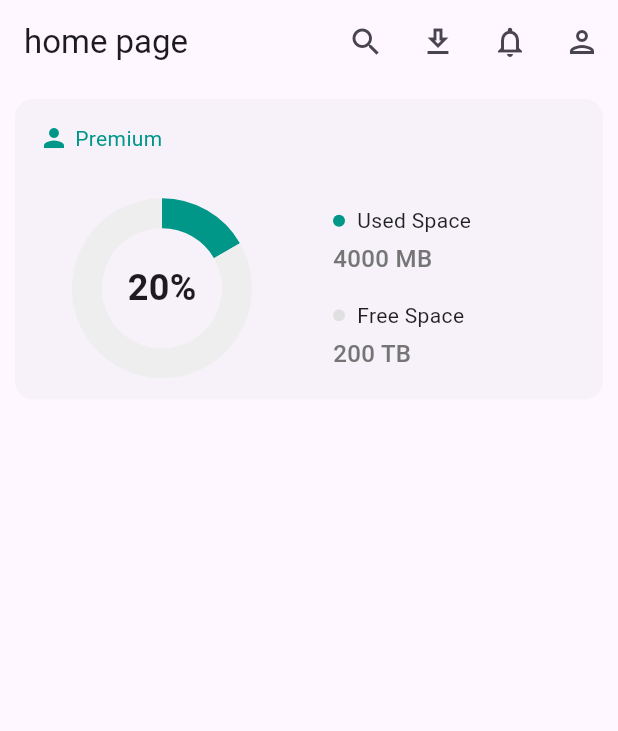
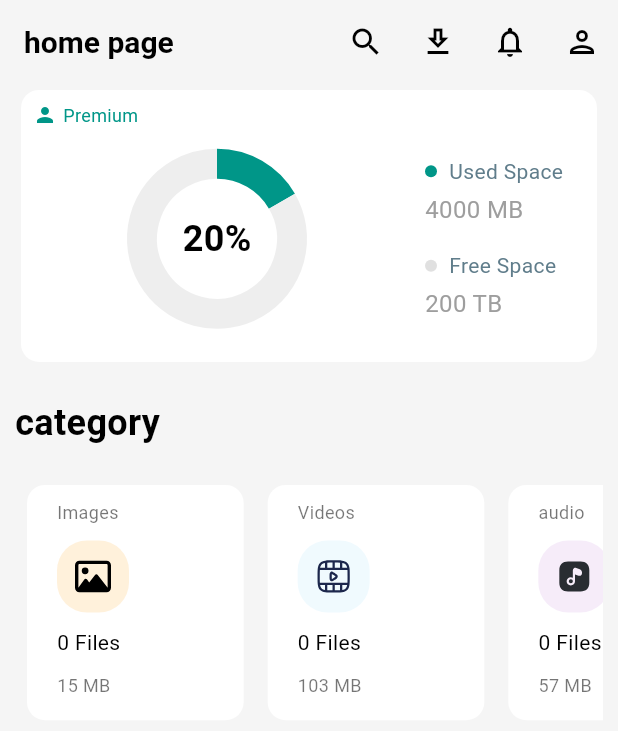
Before and after one commit to Pepsi-Dota2/sabaiydev, a Flutter app: the screen it shows after launch, on a phone screen of 412 x 824 dp. Shown: the top 731 px of the screen. Run offline on Flutter 3.47's test engine with Material 3 defaults, Android fonts, the light colour scheme and no system bars; drawn by our look-alikes of fl_chart; our stand-ins replace auto_route, easy_localization, flutter_svg, gap, get_it, injectable; generated files the repository leaves out were written again.

Commit message:
feat add category card

```diff
--- a/lib/main.dart
+++ b/lib/main.dart
@@ -2,6 +2,7 @@ import 'package:easy_localization/easy_localization.dart';
 import 'package:flutter/material.dart';
 import 'package:sabaiydev/src/core/config/DI/config.dart';
 import 'package:sabaiydev/src/core/config/router/router.dart';
+import 'package:sabaiydev/src/core/config/themes/theme.dart';
 
 void main() async {
   await configureDependencies();
@@ -22,6 +23,8 @@ class MyHomePage extends StatelessWidget {
   @override
   Widget build(BuildContext context) {
     return MaterialApp.router(
+      theme: GlobalThemeData.lightThemeData,
+       themeMode: ThemeMode.system,
         // localizationsDelegates: context.localizationDelegates,
         localizationsDelegates: [
           EasyLocalization.of(context)!.delegate,
--- /dev/null
+++ b/lib/src/core/config/constant/app_color.dart
@@ -0,0 +1,11 @@
+import 'dart:ui';
+
+class AppColors {
+  static const Color primary = Color(0xFF1E88E5); // Example: Blue
+  static const Color lightPurple = Color(0xFFD1A1E2); // Light Purple
+  static const Color lightBlue = Color(0xFF80D4FF); // Light Blue
+  static const Color lightTeal = Color(0xFF80E0E0); // Light Teal
+  static const Color lightBlue2 = Color(0xFFB3E5FC); // Another Light Blue
+  static const Color lightOrange = Color(0xFFFFB74D); // Light Orange
+  static const Color lightGrey = Color(0xFFF5F5F5); // Light Grey
+}
--- /dev/null
+++ b/lib/src/core/config/constant/constant.dart
@@ -0,0 +1,38 @@
+import 'package:flutter/material.dart';
+
+class AppTextStyles {
+  static const TextStyle heading1 = TextStyle(
+    fontSize: 24,
+    fontWeight: FontWeight.bold,
+    color: Colors.black,
+  );
+
+  static const TextStyle heading2 = TextStyle(
+    fontSize: 20,
+    fontWeight: FontWeight.w600,
+    color: Colors.black87,
+  );
+
+  static const TextStyle bodyText = TextStyle(
+    fontSize: 16,
+    fontWeight: FontWeight.normal,
+    color: Colors.grey,
+  );
+
+  static const TextStyle description = TextStyle(
+    fontSize: 14,
+    fontWeight: FontWeight.normal,
+    color: Colors.blueGrey,
+  );
+
+  static const TextStyle caption = TextStyle(
+    fontSize: 12,
+    fontWeight: FontWeight.w400,
+    color: Colors.black54,
+  );
+    static const TextStyle premium = TextStyle(
+    fontSize: 12,
+    fontWeight: FontWeight.w400,
+    color: Colors.teal,
+  );
+}
--- a/lib/src/core/config/constant/enum.dart
+++ b/lib/src/core/config/constant/enum.dart
@@ -1,3 +1,29 @@
+import 'dart:ui';
+
+import 'package:sabaiydev/src/core/config/constant/app_color.dart';
+
 enum DataStatus { initial, loading, success, failure, error }
 
 enum BottomNavigation { home , file , share , short}
+
+enum CategoryType {
+  imagesFile,
+  video,
+  audio,
+  application,
+  other;
+  Color get backgroundColor {
+    switch (this) {
+      case CategoryType.imagesFile:
+        return AppColors.lightOrange; // Light pink
+      case CategoryType.video:
+        return AppColors.lightBlue2; // Light blue
+      case CategoryType.audio:
+        return AppColors.lightPurple; // Light green
+      case CategoryType.application:
+        return AppColors.lightTeal; // Light orange
+      case CategoryType.other:
+        return AppColors.lightBlue2; // Light gray
+    }
+  }
+}
--- /dev/null
+++ b/lib/src/core/config/constant/images_path.dart
@@ -0,0 +1,7 @@
+class AppImages {
+  static const String fileImage = "assets/images/file-image.svg";
+  static const String videoImage = "assets/images/video-image.svg";
+  static const String audioImage = "assets/images/audio.svg";
+  static const String applicationImages = "assets/images/application.svg";
+  static const String otherFile = "assets/images/other.svg";
+}
--- /dev/null
+++ b/lib/src/core/config/themes/theme.dart
@@ -0,0 +1,56 @@
+import 'package:flutter/material.dart';
+
+class GlobalThemeData {
+  static final Color _lightFocusColor = Colors.black.withOpacity(0.12);
+  static final Color _darkFocusColor = Colors.white.withOpacity(0.12);
+
+  // Light and Dark Theme Data
+  static ThemeData lightThemeData =
+      themeData(lightColorScheme, _lightFocusColor);
+  static ThemeData darkThemeData = themeData(darkColorScheme, _darkFocusColor);
+
+  // Function to return ThemeData
+  static ThemeData themeData(ColorScheme colorScheme, Color focusColor) {
+    return ThemeData(
+      colorScheme: colorScheme,
+      focusColor: focusColor,
+      scaffoldBackgroundColor:
+          colorScheme.onPrimary, // Background color for the app
+      appBarTheme: AppBarTheme(
+        backgroundColor: colorScheme.onPrimary, // Background color for AppBar
+        titleTextStyle: TextStyle(
+          color: colorScheme.onSecondary,
+          fontWeight: FontWeight.bold,
+          fontSize: 20,
+        ),
+        elevation: 0,
+      ),
+    );
+  }
+
+  // Light Color Scheme
+  static const ColorScheme lightColorScheme = ColorScheme(
+    brightness: Brightness.light,
+    primary: Colors.white,
+    onPrimary: Color(0xFFF5F5F5),
+    surface: Colors.white,
+    onSurface: Colors.black,
+    error: Colors.redAccent,
+    onError: Colors.white,
+    secondary: Color(0xFF03DAC5),
+    onSecondary: Colors.black,
+  );
+
+  // Dark Color Scheme
+  static const ColorScheme darkColorScheme = ColorScheme(
+    brightness: Brightness.dark,
+    primary: Color(0xFFBB86FC),
+    onPrimary: Color(0xFFF5F5F5),
+    surface: Color(0xFF1E1E1E),
+    onSurface: Colors.white,
+    error: Colors.redAccent,
+    onError: Colors.black,
+    secondary: Color(0xFF03DAC5),
+    onSecondary: Colors.black,
+  );
+}
--- /dev/null
+++ b/lib/src/core/widgets/title_service.dart
@@ -0,0 +1,15 @@
+import 'package:flutter/material.dart';
+import 'package:sabaiydev/src/core/config/constant/constant.dart';
+
+class TitleServiceWidget extends StatelessWidget {
+  const TitleServiceWidget({super.key, required this.title});
+  final String title;
+
+  @override
+  Widget build(BuildContext context) {
+    return Text(
+      title,
+      style: AppTextStyles.heading1,
+    );
+  }
+}
--- /dev/null
+++ b/lib/src/module/home/domain/model/category_model.dart
@@ -0,0 +1,48 @@
+import 'package:sabaiydev/src/core/config/constant/images_path.dart';
+
+class CategoryModel {
+  final String title;
+  final String assetSvgName;
+  final int file;
+  final double sizeData;
+
+  CategoryModel({
+    required this.title,
+    required this.assetSvgName,
+    required this.file,
+    required this.sizeData,
+  });
+
+  static final List<CategoryModel> mockCategoryData = [
+    CategoryModel(
+      title: "Images",
+      assetSvgName: AppImages.fileImage,
+      file: 120,
+      sizeData: 15.4,
+    ),
+    CategoryModel(
+      title: "Videos",
+      assetSvgName: AppImages.videoImage,
+      file: 80,
+      sizeData: 102.8,
+    ),
+    CategoryModel(
+      title: "audio",
+      assetSvgName: AppImages.audioImage,
+      file: 65,
+      sizeData: 56.7,
+    ),
+    CategoryModel(
+      title: "application",
+      assetSvgName: AppImages.applicationImages,
+      file: 200,
+      sizeData: 45.3,
+    ),
+    CategoryModel(
+      title: "Others",
+      assetSvgName: AppImages.otherFile,
+      file: 50,
+      sizeData: 12.0,
+    ),
+  ];
+}
--- a/lib/src/module/home/presentation/pages/home_page.dart
+++ b/lib/src/module/home/presentation/pages/home_page.dart
@@ -1,6 +1,10 @@
 import 'package:auto_route/auto_route.dart';
 import 'package:flutter/material.dart';
+import 'package:gap/gap.dart';
+import 'package:sabaiydev/src/core/widgets/title_service.dart';
+import 'package:sabaiydev/src/module/home/domain/model/category_model.dart';
 import 'package:sabaiydev/src/module/home/domain/model/storage_model.dart';
+import 'package:sabaiydev/src/module/home/presentation/widget/categories.dart';
 import 'package:sabaiydev/src/module/home/presentation/widget/piechart_widget.dart';
 
 @RoutePage()
@@ -10,6 +14,8 @@ class HomePage extends StatelessWidget {
   @override
   Widget build(BuildContext context) {
     final StorageModel storage = StorageModel.mockStorageData;
+    final List<CategoryModel> category = CategoryModel.mockCategoryData;
+    final size = MediaQuery.of(context).size;
     return Scaffold(
       appBar: AppBar(
         title: Text("home page"),
@@ -22,6 +28,8 @@ class HomePage extends StatelessWidget {
         ],
       ),
       body: SingleChildScrollView(
+        child: Padding(
+          padding: const EdgeInsets.symmetric(horizontal: 10),
           child: Column(
             crossAxisAlignment: CrossAxisAlignment.start,
             children: [
@@ -32,8 +40,30 @@ class HomePage extends StatelessWidget {
                 usedSpace: storage.valueUsed,
                 freeSpace: storage.freeSpace,
                 calculateusePercentage: storage.calculateusePercentage,
+              ),
+              const Gap(20),
+              const TitleServiceWidget(title: "category"),
+              const Gap(20),
+              SizedBox(
+                height: size.height * 0.2,
+                child: ListView.builder(
+                  scrollDirection: Axis.horizontal,
+                  shrinkWrap: true,
+                  itemCount: category.length,
+                  itemBuilder: (BuildContext context, int index) {
+                    final CategoryModel categoryModel = category[index];
+                    return CategoriesWidget(
+                      title: categoryModel.title,
+                      assetSvgName: categoryModel.assetSvgName,
+                      sizeData: categoryModel.sizeData,
+                      index: index,
+                    );
+                  },
+                  physics: const BouncingScrollPhysics(),
+                ),
               )
             ],
+          ),
         ),
       ),
     );
--- a/lib/src/module/home/presentation/widget/categories.dart
+++ b/lib/src/module/home/presentation/widget/categories.dart
@@ -1,12 +1,60 @@
 import 'package:flutter/material.dart';
+import 'package:flutter_svg/svg.dart';
+import 'package:gap/gap.dart';
+import 'package:sabaiydev/src/core/config/constant/constant.dart';
+import 'package:sabaiydev/src/core/config/constant/enum.dart';
 
 class CategoriesWidget extends StatelessWidget {
-  const CategoriesWidget({super.key});
+  const CategoriesWidget(
+      {super.key,
+      required this.assetSvgName,
+      required this.title,
+      this.file,
+      required this.sizeData, required this.index});
+  final String assetSvgName;
+  final String title;
+  final int? file;
+  final double sizeData;
+  final int index;
 
   @override
   Widget build(BuildContext context) {
-    return Card(
-
+    final size = MediaQuery.of(context).size;
+    final bgCategory = CategoryType.values[index].backgroundColor;
+    return Padding(
+      padding: const EdgeInsets.symmetric(horizontal: 4),
+      child: SizedBox(
+        width: size.width * 0.37,
+        child: Card(
+          color: Colors.white,
+          shadowColor: Colors.white,
+          elevation: 0,
+          child: Padding(
+            padding: const EdgeInsets.symmetric(horizontal: 20, vertical: 10),
+            child: Column(
+              crossAxisAlignment: CrossAxisAlignment.start,
+              children: [
+                Text(title , style: AppTextStyles.caption,),
+                const Gap(10),
+                Container(
+                    padding: const EdgeInsets.all(12),
+                    decoration: BoxDecoration(
+                        color: bgCategory.withOpacity(0.2),
+                        borderRadius: BorderRadius.circular(20)),
+                    child: SvgPicture.asset(
+                      assetSvgName,
+                      width: 24,
+                      height: 24,
+                    )),
+                const Gap(10),
+                Text("${file ?? 0} Files"),
+                const Gap(10),
+                Text("${sizeData.toStringAsFixed(0)} MB", style: AppTextStyles.caption,)
+              ],
+            ),
+          ),
+        ),
+      ),
     );
   }
 }
--- a/lib/src/module/home/presentation/widget/piechart_widget.dart
+++ b/lib/src/module/home/presentation/widget/piechart_widget.dart
@@ -1,5 +1,6 @@
 import 'package:fl_chart/fl_chart.dart';
 import 'package:flutter/material.dart';
+import 'package:sabaiydev/src/core/config/constant/constant.dart';
 
 class PieChartWidget extends StatelessWidget {
   const PieChartWidget(
@@ -21,39 +22,33 @@ class PieChartWidget extends StatelessWidget {
   Widget build(BuildContext context) {
     final size = MediaQuery.of(context).size;
     return Card(
-      margin: EdgeInsets.all(10),
       shadowColor: Colors.white,
       elevation: 0,
+      child: Padding(
+        padding: const EdgeInsets.all(8.0),
         child: Column(
           crossAxisAlignment: CrossAxisAlignment.start,
           children: [
-          const Padding(
-            padding: EdgeInsets.all(16),
-            child: Row(
+            const Row(
               children: [
                 Icon(
                   Icons.person,
                   color: Colors.teal,
-                  size: 20,
+                  size: 16,
                 ),
                 SizedBox(width: 4),
                 Text(
                   'Premium',
-                  style: TextStyle(
-                    color: Colors.teal,
-                    fontSize: 14,
-                  ),
+                  style: AppTextStyles.premium,
                 ),
               ],
-            ),
             ),
             SizedBox(
               height: size.height * 0.18,
               child: Row(
                 children: [
-                // Left side - Pie Chart with Percentage
                   Expanded(
-                  flex: 1,
+                    flex: 2,
                     child: Stack(
                       alignment: Alignment.center,
                       children: [
@@ -78,13 +73,8 @@ class PieChartWidget extends StatelessWidget {
                             startDegreeOffset: 270,
                           ),
                         ),
-                      Text(
-                        '${calculateusePercentage.toStringAsFixed(0)}%',
-                        style: const TextStyle(
-                          fontSize: 24,
-                          fontWeight: FontWeight.bold,
-                        ),
-                      ),
+                        Text('${calculateusePercentage.toStringAsFixed(0)}%',
+                            style: AppTextStyles.heading1),
                       ],
                     ),
                   ),
@@ -109,24 +99,13 @@ class PieChartWidget extends StatelessWidget {
                                 ),
                               ),
                               const SizedBox(width: 8),
-                            const Text(
-                              'Used Space',
-                              style: TextStyle(
-                                fontSize: 14,
-                                color: Colors.black87,
-                              ),
-                            ),
+                              const Text('Used Space',
+                                  style: AppTextStyles.description),
                             ],
                           ),
                           const SizedBox(height: 4),
-                        Text(
-                          "${valueUsed.toInt()} MB",
-                          style: TextStyle(
-                            fontSize: 16,
-                            fontWeight: FontWeight.w500,
-                            color: Colors.grey[600],
-                          ),
-                        ),
+                          Text("${valueUsed.toInt()} MB",
+                              style: AppTextStyles.bodyText),
                           const SizedBox(height: 16),
                           Row(
                             children: [
@@ -139,24 +118,12 @@ class PieChartWidget extends StatelessWidget {
                                 ),
                               ),
                               const SizedBox(width: 8),
-                            const Text(
-                              'Free Space',
-                              style: TextStyle(
-                                fontSize: 14,
-                                color: Colors.black87,
-                              ),
-                            ),
+                              const Text('Free Space',
+                                  style: AppTextStyles.description),
                             ],
                           ),
                           const SizedBox(height: 4),
-                        Text(
-                          "${freeSpace} TB",
-                          style: TextStyle(
-                            fontSize: 16,
-                            fontWeight: FontWeight.w500,
-                            color: Colors.grey[600],
-                          ),
-                        ),
+                          Text("${freeSpace} TB", style: AppTextStyles.bodyText),
                         ],
                       ),
                     ),
@@ -166,6 +133,7 @@ class PieChartWidget extends StatelessWidget {
             ),
           ],
         ),
+      ),
     );
   }
 }
--- a/pubspec.yaml
+++ b/pubspec.yaml
@@ -30,6 +30,7 @@ dependencies:
   carousel_slider: ^5.0.0
   skeletonizer: ^1.4.2
   fl_chart: ^0.69.2
+  flutter_svg: ^2.0.16
 
 dev_dependencies:
   flutter_test:
```
Also changed, not shown: assets/images/application.svg (added), assets/images/audio.svg (added), assets/images/file-image.svg (added), assets/images/other.svg (added), assets/images/video-image.svg (added), pubspec.lock. Lines whose indentation alone changed are shown as unchanged.
